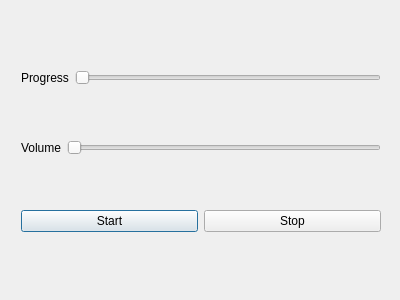
First picture: the form in dialog.ui, repository mbcarruthers/audio_player, before the edit.
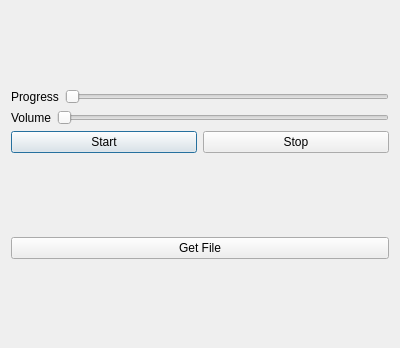
Second picture: the form after the edit.

Commit message: made it so the user can choose which .mp3 file to play

```diff
--- a/dialog.ui
+++ b/dialog.ui
@@ -7,21 +7,14 @@
     <x>0</x>
     <y>0</y>
     <width>400</width>
-    <height>300</height>
+    <height>348</height>
    </rect>
   </property>
   <property name="windowTitle">
    <string>Dialog</string>
   </property>
-  <widget class="QWidget" name="layoutWidget">
-   <property name="geometry">
-    <rect>
-     <x>10</x>
-     <y>10</y>
-     <width>382</width>
-     <height>282</height>
-    </rect>
-   </property>
+  <layout class="QVBoxLayout" name="verticalLayout_2">
+   <item>
    <layout class="QVBoxLayout" name="verticalLayout">
     <item>
      <layout class="QHBoxLayout" name="horizontalLayout_3">
@@ -78,7 +71,18 @@
      </layout>
     </item>
    </layout>
-  </widget>
+   </item>
+   <item>
+    <widget class="QPushButton" name="file_button">
+     <property name="styleSheet">
+      <string notr="true"/>
+     </property>
+     <property name="text">
+      <string>Get File</string>
+     </property>
+    </widget>
+   </item>
+  </layout>
  </widget>
  <layoutdefault spacing="6" margin="11"/>
  <resources/>
```
Lines whose indentation alone changed are shown as unchanged. The commit also changes 2 other files.
